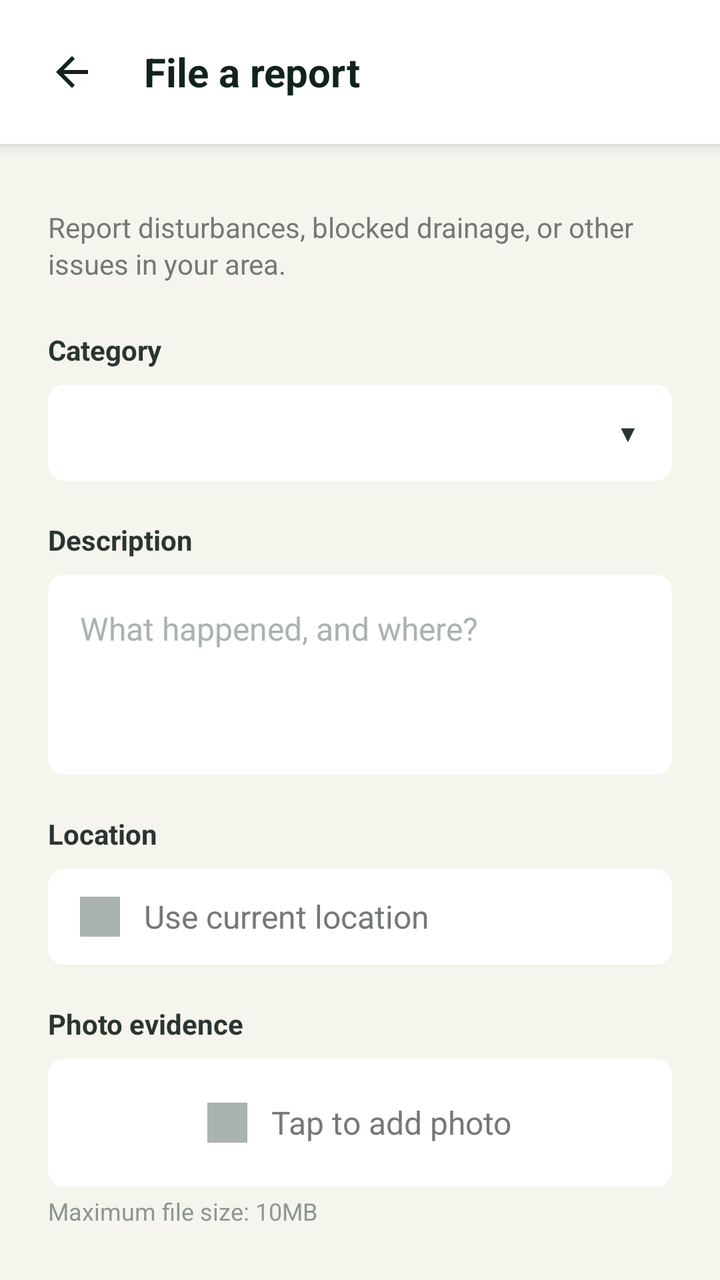
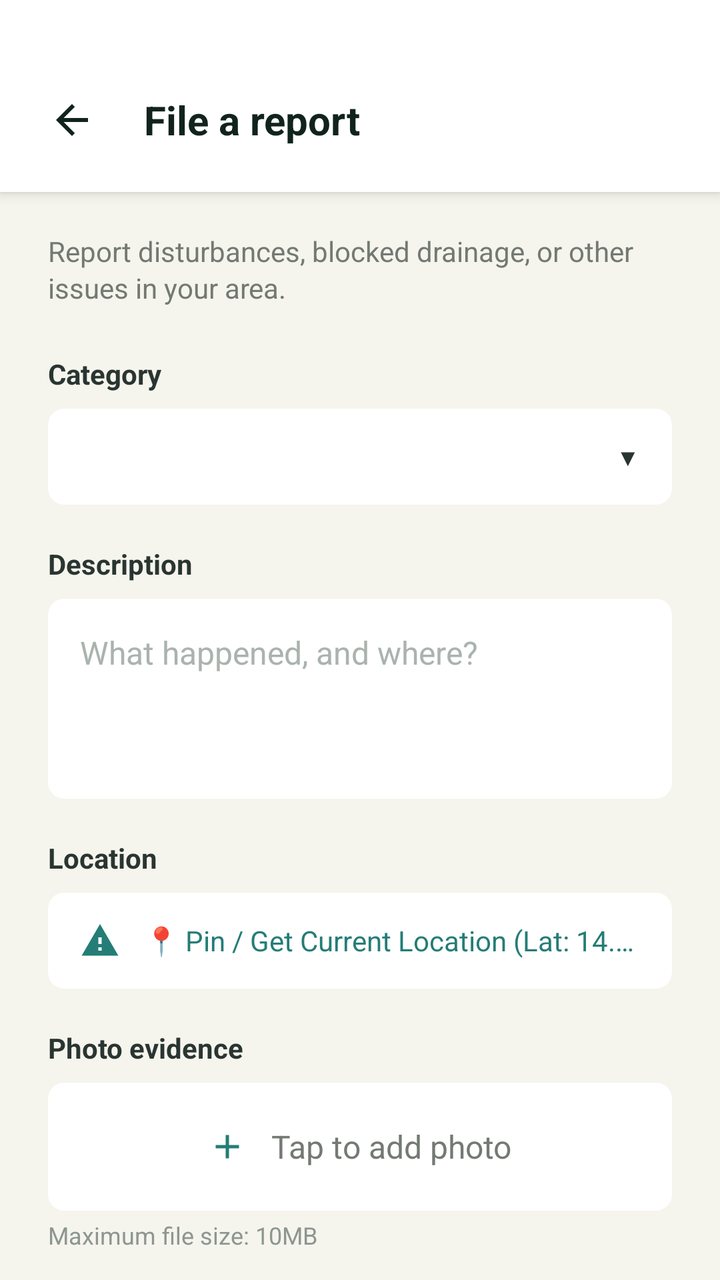

Two renders of the same Android screen: before a commit and after it. Below are the layout's source before the change and the commit's diff.
<!-- AndroidManifest.xml: application theme Theme.Barangay_superAPP -->
<!-- res/layout/report_form.xml -->
<?xml version="1.0" encoding="utf-8"?>
<LinearLayout xmlns:android="http://schemas.android.com/apk/res/android"
    xmlns:app="http://schemas.android.com/apk/res-auto"
    android:layout_width="match_parent"
    android:layout_height="match_parent"
    android:background="#F5F5ED"
    android:orientation="vertical">

    
    <LinearLayout
        android:layout_width="match_parent"
        android:layout_height="wrap_content"
        android:gravity="center_vertical"
        android:orientation="horizontal"
        android:paddingHorizontal="16dp"
        android:paddingVertical="16dp"
        android:background="#FFFFFF"
        android:elevation="4dp">

        <androidx.cardview.widget.CardView
            android:id="@+id/btnGoBack"
            android:layout_width="40dp"
            android:layout_height="40dp"
            app:cardBackgroundColor="@android:color/transparent"
            app:cardCornerRadius="20dp"
            app:cardElevation="0dp"
            android:clickable="true"
            android:focusable="true"
            android:foreground="?android:attr/selectableItemBackground">

            <ImageView
                android:layout_width="24dp"
                android:layout_height="24dp"
                android:layout_gravity="center"
                android:src="@drawable/ic_arrow_back"
                app:tint="#11231D" />
        </androidx.cardview.widget.CardView>

        <TextView
            android:layout_width="wrap_content"
            android:layout_height="wrap_content"
            android:layout_marginStart="16dp"
            android:text="File a report"
            android:textColor="#11231D"
            android:textSize="20sp"
            android:textStyle="bold" />
    </LinearLayout>

    <ScrollView
        android:layout_width="match_parent"
        android:layout_height="0dp"
        android:layout_weight="1"
        android:fillViewport="true"
        android:scrollbars="none">

        <LinearLayout
            android:layout_width="match_parent"
            android:layout_height="wrap_content"
            android:orientation="vertical"
            android:paddingHorizontal="24dp"
            android:paddingTop="32dp"
            android:paddingBottom="40dp">

            <TextView
                android:layout_width="match_parent"
                android:layout_height="wrap_content"
                android:lineSpacingExtra="2dp"
                android:text="Report disturbances, blocked drainage, or other issues in your area."
                android:textColor="#737973"
                android:textSize="14sp" />

            
            <LinearLayout
                android:layout_width="match_parent"
                android:layout_height="wrap_content"
                android:layout_marginTop="24dp"
                android:orientation="vertical">

                
                <TextView
                    android:layout_width="wrap_content"
                    android:layout_height="wrap_content"
                    android:text="Category"
                    android:textColor="#2A3532"
                    android:textSize="14sp"
                    android:textStyle="bold" />

                <androidx.cardview.widget.CardView
                    android:layout_width="match_parent"
                    android:layout_height="wrap_content"
                    android:layout_marginTop="8dp"
                    app:cardBackgroundColor="#FFFFFF"
                    app:cardCornerRadius="8dp"
                    app:cardElevation="0dp">

                    <Spinner
                        android:id="@+id/spinnerReportCategory"
                        android:layout_width="match_parent"
                        android:layout_height="48dp"
                        android:background="@android:color/transparent"
                        android:paddingHorizontal="12dp"
                        android:spinnerMode="dropdown" />

                    
                    <TextView
                        android:layout_width="wrap_content"
                        android:layout_height="wrap_content"
                        android:layout_gravity="end|center_vertical"
                        android:paddingEnd="16dp"
                        android:text="▼"
                        android:textColor="#2A3532"
                        android:textSize="12sp" />
                </androidx.cardview.widget.CardView>

                
                <TextView
                    android:layout_width="wrap_content"
                    android:layout_height="wrap_content"
                    android:layout_marginTop="20dp"
                    android:text="Description"
                    android:textColor="#2A3532"
                    android:textSize="14sp"
                    android:textStyle="bold" />

                <androidx.cardview.widget.CardView
                    android:layout_width="match_parent"
                    android:layout_height="wrap_content"
                    android:layout_marginTop="8dp"
                    app:cardBackgroundColor="#FFFFFF"
                    app:cardCornerRadius="8dp"
                    app:cardElevation="0dp">

                    <EditText
                        android:id="@+id/etReportDescription"
                        android:layout_width="match_parent"
                        android:layout_height="wrap_content"
                        android:minHeight="100dp"
                        android:background="@android:color/transparent"
                        android:gravity="top|start"
                        android:hint="What happened, and where?"
                        android:padding="16dp"
                        android:textColor="#11231D"
                        android:textColorHint="#AAB3AE"
                        android:textSize="16sp"
                        android:inputType="textMultiLine" />
                </androidx.cardview.widget.CardView>

                
                <TextView
                    android:layout_width="wrap_content"
                    android:layout_height="wrap_content"
                    android:layout_marginTop="20dp"
                    android:text="Location"
                    android:textColor="#2A3532"
                    android:textSize="14sp"
                    android:textStyle="bold" />

                <androidx.cardview.widget.CardView
                    android:id="@+id/btnGetCurrentLocation"
                    android:layout_width="match_parent"
                    android:layout_height="48dp"
                    android:layout_marginTop="8dp"
                    app:cardBackgroundColor="#FFFFFF"
                    app:cardCornerRadius="8dp"
                    app:cardElevation="0dp"
                    android:clickable="true"
                    android:focusable="true"
                    android:foreground="?android:attr/selectableItemBackground">

                    <LinearLayout
                        android:layout_width="match_parent"
                        android:layout_height="match_parent"
                        android:gravity="center_vertical"
                        android:orientation="horizontal"
                        android:paddingHorizontal="16dp">

                        
                        <View
                            android:layout_width="20dp"
                            android:layout_height="20dp"
                            android:background="#AAB3AE" />

                        
                        <TextView
                            android:id="@+id/tvLocationAddress"
                            android:layout_width="0dp"
                            android:layout_height="wrap_content"
                            android:layout_weight="1"
                            android:layout_marginStart="12dp"
                            android:text="Use current location"
                            android:textColor="#737973"
                            android:textSize="16sp"
                            android:maxLines="1"
                            android:ellipsize="end" />
                    </LinearLayout>
                </androidx.cardview.widget.CardView>

                
                <TextView
                    android:layout_width="wrap_content"
                    android:layout_height="wrap_content"
                    android:layout_marginTop="20dp"
                    android:text="Photo evidence"
                    android:textColor="#2A3532"
                    android:textSize="14sp"
                    android:textStyle="bold" />

                <androidx.cardview.widget.CardView
                    android:id="@+id/btnAddPhoto"
                    android:layout_width="match_parent"
                    android:layout_height="64dp"
                    android:layout_marginTop="8dp"
                    app:cardBackgroundColor="#FFFFFF"
                    app:cardCornerRadius="8dp"
                    app:cardElevation="0dp"
                    android:clickable="true"
                    android:focusable="true"
                    android:foreground="?android:attr/selectableItemBackground">

                    <LinearLayout
                        android:layout_width="match_parent"
                        android:layout_height="match_parent"
                        android:gravity="center"
                        android:orientation="horizontal">

                        
                        <View
                            android:layout_width="20dp"
                            android:layout_height="20dp"
                            android:background="#AAB3AE" />

                        <TextView
                            android:id="@+id/tvAddPhotoText"
                            android:layout_width="wrap_content"
                            android:layout_height="wrap_content"
                            android:layout_marginStart="12dp"
                            android:text="Tap to add photo"
                            android:textColor="#737973"
                            android:textSize="16sp" />
                    </LinearLayout>
                </androidx.cardview.widget.CardView>

                
                <TextView
                    android:layout_width="match_parent"
                    android:layout_height="wrap_content"
                    android:layout_marginTop="4dp"
                    android:text="Maximum file size: 10MB"
                    android:textColor="#8D9691"
                    android:textSize="12sp" />

            </LinearLayout>

            
            <androidx.cardview.widget.CardView
                android:id="@+id/btnSubmitReport"
                android:layout_width="match_parent"
                android:layout_height="56dp"
                android:layout_marginTop="40dp"
                app:cardBackgroundColor="#174A45"
                app:cardCornerRadius="12dp"
                app:cardElevation="0dp"
                android:clickable="true"
                android:focusable="true"
                android:foreground="?android:attr/selectableItemBackground">

                <TextView
                    android:layout_width="wrap_content"
                    android:layout_height="wrap_content"
                    android:layout_gravity="center"
                    android:text="Submit report"
                    android:textColor="#FFFFFF"
                    android:textSize="16sp"
                    android:textStyle="bold" />
            </androidx.cardview.widget.CardView>

        </LinearLayout>
    </ScrollView>
</LinearLayout>
<!-- resources referenced by this layout -->
<resources>
  <!-- drawable ic_arrow_back (drawable) -->
  <vector xmlns:android="http://schemas.android.com/apk/res/android" android:width="24dp" android:height="24dp" android:viewportWidth="24" android:viewportHeight="24">
    <path android:fillColor="#FF000000" android:pathData="M20,11H7.83l5.59,-5.59L12,4l-8,8 8,8 1.41,-1.41L7.83,13H20v-2z"/>
  </vector>
  <style name="Theme.Barangay_superAPP" parent="Theme.MaterialComponents.DayNight.NoActionBar">
          
          <item name="colorPrimary">@color/purple_500</item>
          <item name="colorPrimaryVariant">@color/purple_700</item>
          <item name="colorOnPrimary">@color/white</item>
          
          <item name="colorSecondary">@color/teal_200</item>
          <item name="colorSecondaryVariant">@color/teal_700</item>
          <item name="colorOnSecondary">@color/black</item>
          
          <item name="android:statusBarColor">#F5F5ED</item>
          <item name="android:windowLightStatusBar">true</item>
      </style>
  <color name="purple_500">#FF6200EE</color>
  <color name="purple_700">#FF3700B3</color>
  <color name="white">#FFFFFFFF</color>
  <color name="teal_200">#FF03DAC5</color>
  <color name="teal_700">#FF018786</color>
  <color name="black">#FF000000</color>
</resources>

<!-- the commit's change to res/layout/report_form.xml (unified diff, before → after) -->
@@ -13,7 +13,8 @@
         android:gravity="center_vertical"
         android:orientation="horizontal"
         android:paddingHorizontal="16dp"
-        android:paddingVertical="16dp"
+        android:paddingTop="40dp"
+        android:paddingBottom="16dp"
         android:background="#FFFFFF"
         android:elevation="4dp">
 
@@ -58,7 +59,7 @@
             android:layout_height="wrap_content"
             android:orientation="vertical"
             android:paddingHorizontal="24dp"
-            android:paddingTop="32dp"
+            android:paddingTop="20dp"
             android:paddingBottom="40dp">
 
             <TextView
@@ -174,22 +175,21 @@
                         android:orientation="horizontal"
                         android:paddingHorizontal="16dp">
 
-                        
-                        <View
+                        <ImageView
                             android:layout_width="20dp"
                             android:layout_height="20dp"
-                            android:background="#AAB3AE" />
-
-                        
+                            android:src="@drawable/ic_report"
+                            app:tint="#247D76" />
+
                         <TextView
                             android:id="@+id/tvLocationAddress"
                             android:layout_width="0dp"
                             android:layout_height="wrap_content"
                             android:layout_weight="1"
                             android:layout_marginStart="12dp"
-                            android:text="Use current location"
-                            android:textColor="#737973"
-                            android:textSize="16sp"
+                            android:text="📍 Pin / Get Current Location (Lat: 14.5995, Lng: 120.9842)"
+                            android:textColor="#247D76"
+                            android:textSize="14sp"
                             android:maxLines="1"
                             android:ellipsize="end" />
                     </LinearLayout>
@@ -223,11 +223,11 @@
                         android:gravity="center"
                         android:orientation="horizontal">
 
-                        
-                        <View
+                        <ImageView
                             android:layout_width="20dp"
                             android:layout_height="20dp"
-                            android:background="#AAB3AE" />
+                            android:src="@drawable/ic_add"
+                            app:tint="#247D76" />
 
                         <TextView
                             android:id="@+id/tvAddPhotoText"
<!-- resource entries referenced after the edit -->
@@ -1,8 +1,16 @@
 <!-- resources referenced by this layout -->
 <resources>
+  <!-- drawable ic_add (drawable) -->
+  <vector xmlns:android="http://schemas.android.com/apk/res/android" android:width="24dp" android:height="24dp" android:viewportWidth="24" android:viewportHeight="24">
+    <path android:fillColor="#FF000000" android:pathData="M19,13h-6v6h-2v-6H5v-2h6V5h2v6h6v2z"/>
+  </vector>
   <!-- drawable ic_arrow_back (drawable) -->
   <vector xmlns:android="http://schemas.android.com/apk/res/android" android:width="24dp" android:height="24dp" android:viewportWidth="24" android:viewportHeight="24">
     <path android:fillColor="#FF000000" android:pathData="M20,11H7.83l5.59,-5.59L12,4l-8,8 8,8 1.41,-1.41L7.83,13H20v-2z"/>
+  </vector>
+  <!-- drawable ic_report (drawable) -->
+  <vector xmlns:android="http://schemas.android.com/apk/res/android" android:width="24dp" android:height="24dp" android:viewportWidth="24" android:viewportHeight="24">
+    <path android:fillColor="#FF000000" android:pathData="M1 21h22L12 2 1 21zm12-3h-2v-2h2v2zm0-4h-2v-4h2v4z"/>
   </vector>
   <style name="Theme.Barangay_superAPP" parent="Theme.MaterialComponents.DayNight.NoActionBar">
           
